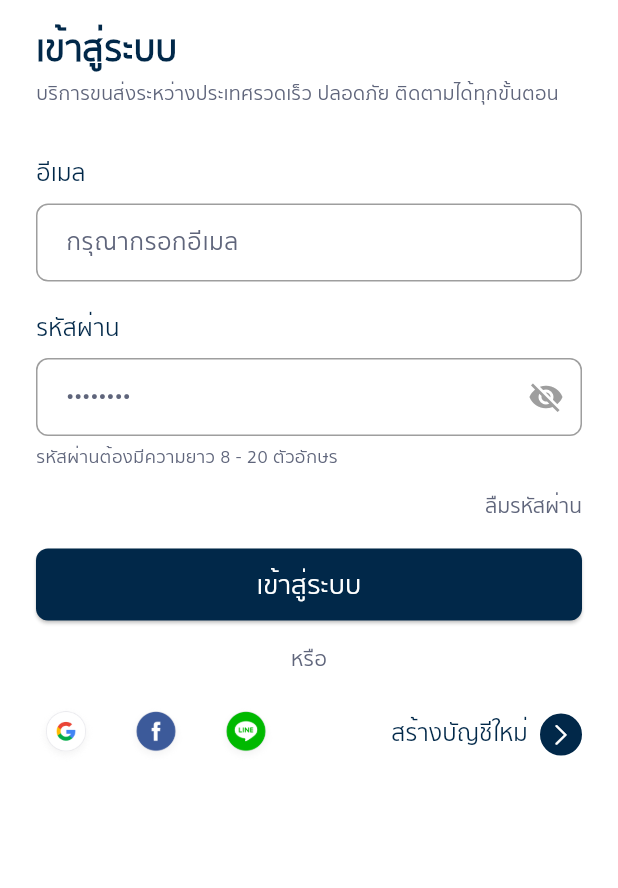
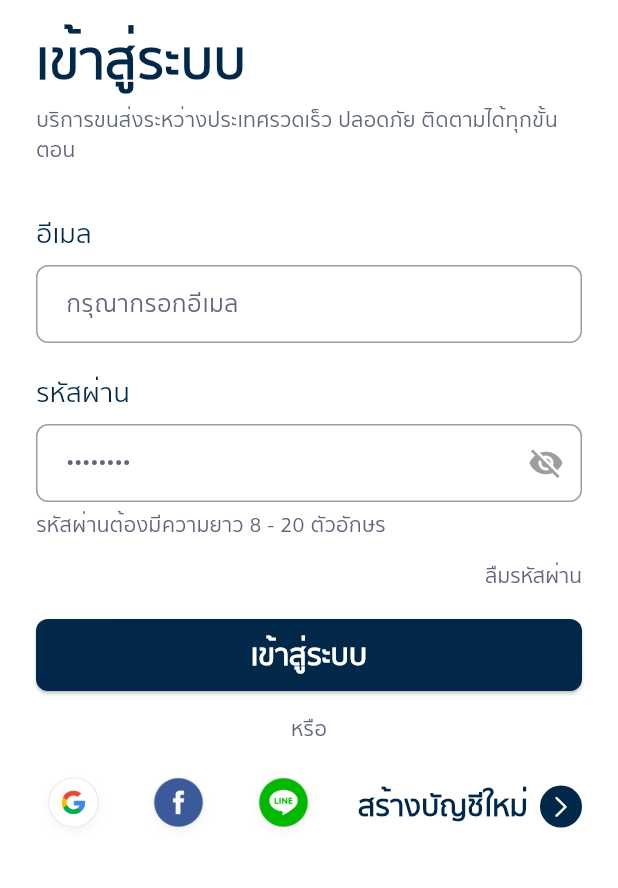
Before and after one commit to AshaTechCorporation/gcargo, a Flutter app: the screen it shows after launch, on a phone screen of 412 x 824 dp, the part 141-1029 px from its top. Run offline on Flutter 3.47's test engine with Material 3 defaults, Android fonts, the phone set to English and light mode, and no system bars; our stand-ins replace device_info_plus, dio, file_picker, get, image_picker, shared_preferences; network calls fail.

Commit message:
ล็อกอิน

```diff
--- a/lib/login/loginPage.dart
+++ b/lib/login/loginPage.dart
@@ -74,11 +74,11 @@ class _LoginPageState extends State<LoginPage> {
                 SizedBox(height: 16),
 
                 // 🔹 หัวข้อ
-                Text('เข้าสู่ระบบ', style: TextStyle(fontSize: 24, fontWeight: FontWeight.bold, color: kButtonColor)),
+                Text('เข้าสู่ระบบ', style: TextStyle(fontSize: 36, fontWeight: FontWeight.bold, color: kButtonColor)),
                 SizedBox(height: 4),
 
                 // 🔹 คำอธิบาย
-                Text('บริการขนส่งระหว่างประเทศรวดเร็ว ปลอดภัย ติดตามได้ทุกขั้นตอน', style: TextStyle(fontSize: 13, color: kHintTextColor)),
+                Text('บริการขนส่งระหว่างประเทศรวดเร็ว ปลอดภัย ติดตามได้ทุกขั้นตอน', style: TextStyle(fontSize: 14, color: kHintTextColor)),
                 SizedBox(height: 24),
 
                 // 🔹 Email
@@ -87,7 +87,7 @@ class _LoginPageState extends State<LoginPage> {
                 SizedBox(height: 20),
                 CustomTextFormField(label: 'รหัสผ่าน', hintText: '••••••••', controller: _passwordController, isPassword: true),
                 SizedBox(height: 6),
-                Text('รหัสผ่านต้องมีความยาว 8 - 20 ตัวอักษร', style: TextStyle(fontSize: 12, color: kHintTextColor)),
+                Text('รหัสผ่านต้องมีความยาว 8 - 20 ตัวอักษร', style: TextStyle(fontSize: 14, color: kHintTextColor)),
 
                 // 🔹 ลืมรหัสผ่าน
                 Align(
@@ -95,7 +95,7 @@ class _LoginPageState extends State<LoginPage> {
                   child: TextButton(
                     onPressed: () {},
                     style: TextButton.styleFrom(padding: EdgeInsets.zero),
-                    child: Text('ลืมรหัสผ่าน', style: TextStyle(color: kHintTextColor)),
+                    child: Text('ลืมรหัสผ่าน', style: TextStyle(color: kHintTextColor, fontSize: 14)),
                   ),
                 ),
                 SizedBox(height: 4),
@@ -211,7 +211,7 @@ class _LoginPageState extends State<LoginPage> {
                       foregroundColor: Colors.white,
                       shape: RoundedRectangleBorder(borderRadius: BorderRadius.circular(8)),
                     ),
-                    child: Text('เข้าสู่ระบบ', style: TextStyle(fontSize: 18)),
+                    child: Text('เข้าสู่ระบบ', style: TextStyle(fontSize: 20, fontWeight: FontWeight.bold)),
                   ),
                 ),
                 SizedBox(height: 16),
@@ -223,11 +223,11 @@ class _LoginPageState extends State<LoginPage> {
                 // 🔹 ไอคอน + สร้างบัญชีใหม่ในแถวเดียวกัน
                 Row(
                   children: [
-                    Image.asset('assets/icons/g.png', width: 40),
+                    Image.asset('assets/icons/g.png', width: 50, fit: BoxFit.fill),
                     SizedBox(width: 20),
-                    Image.asset('assets/icons/f.png', width: 40),
+                    Image.asset('assets/icons/f.png', width: 50, fit: BoxFit.fill),
                     SizedBox(width: 20),
-                    Image.asset('assets/icons/line.png', width: 40),
+                    Image.asset('assets/icons/line.png', width: 50, fit: BoxFit.fill),
                     Spacer(),
                     TextButton(
                       onPressed: () {
@@ -236,7 +236,7 @@ class _LoginPageState extends State<LoginPage> {
                       style: TextButton.styleFrom(padding: EdgeInsets.zero, foregroundColor: kButtonColor),
                       child: Row(
                         children: [
-                          Text('สร้างบัญชีใหม่', style: TextStyle(fontSize: 16)),
+                          Text('สร้างบัญชีใหม่', style: TextStyle(fontSize: 20, fontWeight: FontWeight.bold)),
                           SizedBox(width: 8),
                           Container(
                             width: 28,
--- a/lib/widgets/CustomTextFormField.dart
+++ b/lib/widgets/CustomTextFormField.dart
@@ -36,7 +36,7 @@ class _CustomTextFormFieldState extends State<CustomTextFormField> {
     return Column(
       crossAxisAlignment: CrossAxisAlignment.start,
       children: [
-        Text(widget.label, style: TextStyle(fontSize: 16, color: isError ? kTextRedWanningColor : kButtonColor)),
+        Text(widget.label, style: TextStyle(fontSize: 18, color: isError ? kTextRedWanningColor : kButtonColor)),
         const SizedBox(height: 8),
         TextFormField(
           controller: widget.controller,
@@ -44,9 +44,11 @@ class _CustomTextFormFieldState extends State<CustomTextFormField> {
           maxLines: widget.isPassword ? 1 : widget.maxLines,
           obscureText: widget.isPassword && _obscureText,
           style: const TextStyle(color: Colors.black),
+
           decoration: InputDecoration(
             hintText: widget.hintText,
             hintStyle: const TextStyle(color: kHintTextColor),
+            errorStyle: TextStyle(color: kTextRedWanningColor, fontSize: 18),
             border: OutlineInputBorder(
               borderRadius: BorderRadius.circular(8),
               borderSide: BorderSide(color: isError ? kTextRedWanningColor : Colors.grey),
```
Also changed, not shown: assets/icons/f.png, assets/icons/g.png, assets/icons/line.png.
